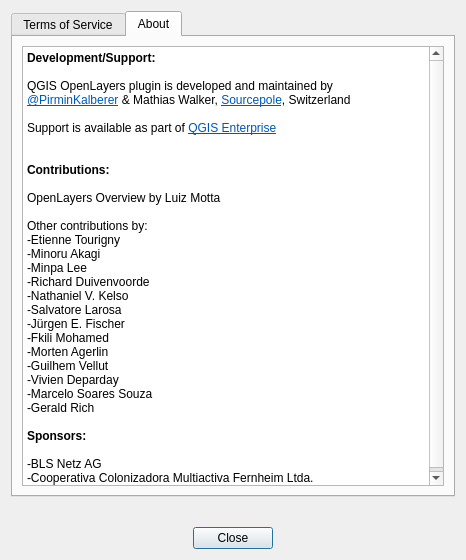
Qt form openlayers/ui_about_dialog.ui (sourcepole/qgis-openlayers-plugin) before a commit.
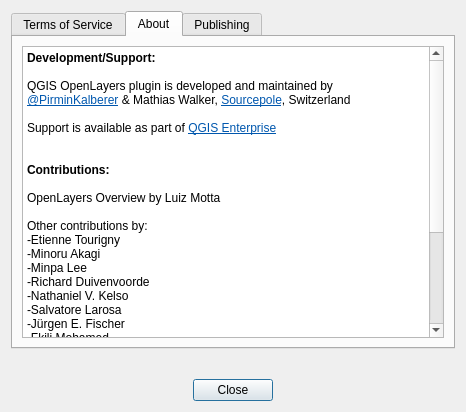
The same form after that commit. The open tabs and pages were chosen to show the change. Icons and pictures are not drawn.

```diff
--- a/openlayers/ui_about_dialog.ui
+++ b/openlayers/ui_about_dialog.ui
@@ -7,7 +7,7 @@
     <x>0</x>
     <y>0</y>
     <width>466</width>
-    <height>560</height>
+    <height>412</height>
    </rect>
   </property>
   <property name="windowTitle">
@@ -79,38 +79,38 @@
           <string>&lt;!DOCTYPE HTML PUBLIC &quot;-//W3C//DTD HTML 4.0//EN&quot; &quot;http://www.w3.org/TR/REC-html40/strict.dtd&quot;&gt;
 &lt;html&gt;&lt;head&gt;&lt;meta name=&quot;qrichtext&quot; content=&quot;1&quot; /&gt;&lt;style type=&quot;text/css&quot;&gt;
 p, li { white-space: pre-wrap; }
-&lt;/style&gt;&lt;/head&gt;&lt;body style=&quot; font-family:'Ubuntu'; font-size:9pt; font-weight:400; font-style:normal;&quot;&gt;
-&lt;p style=&quot; margin-top:0px; margin-bottom:0px; margin-left:0px; margin-right:0px; -qt-block-indent:0; text-indent:0px;&quot;&gt;&lt;span style=&quot; font-weight:600;&quot;&gt;Development/Support:&lt;/span&gt;&lt;/p&gt;
-&lt;p style=&quot;-qt-paragraph-type:empty; margin-top:0px; margin-bottom:0px; margin-left:0px; margin-right:0px; -qt-block-indent:0; text-indent:0px;&quot;&gt;&lt;br /&gt;&lt;/p&gt;
-&lt;p style=&quot; margin-top:0px; margin-bottom:0px; margin-left:0px; margin-right:0px; -qt-block-indent:0; text-indent:0px;&quot;&gt;QGIS OpenLayers plugin is developed and maintained by&lt;/p&gt;
-&lt;p style=&quot; margin-top:0px; margin-bottom:0px; margin-left:0px; margin-right:0px; -qt-block-indent:0; text-indent:0px;&quot;&gt;&lt;a href=&quot;https://twitter.com/PirminKalberer&quot;&gt;&lt;span style=&quot; text-decoration: underline; color:#0057ae;&quot;&gt;@PirminKalberer&lt;/span&gt;&lt;/a&gt; &amp;amp; Mathias Walker, &lt;a href=&quot;http://sourcepole.com/&quot;&gt;&lt;span style=&quot; text-decoration: underline; color:#0057ae;&quot;&gt;Sourcepole&lt;/span&gt;&lt;/a&gt;, Switzerland&lt;/p&gt;
-&lt;p style=&quot;-qt-paragraph-type:empty; margin-top:0px; margin-bottom:0px; margin-left:0px; margin-right:0px; -qt-block-indent:0; text-indent:0px;&quot;&gt;&lt;br /&gt;&lt;/p&gt;
-&lt;p style=&quot; margin-top:0px; margin-bottom:0px; margin-left:0px; margin-right:0px; -qt-block-indent:0; text-indent:0px;&quot;&gt;Support is available as part of &lt;a href=&quot;http://qgisenterprise.com&quot;&gt;&lt;span style=&quot; text-decoration: underline; color:#0057ae;&quot;&gt;QGIS Enterprise&lt;/span&gt;&lt;/a&gt;&lt;/p&gt;
-&lt;p style=&quot;-qt-paragraph-type:empty; margin-top:0px; margin-bottom:0px; margin-left:0px; margin-right:0px; -qt-block-indent:0; text-indent:0px;&quot;&gt;&lt;br /&gt;&lt;/p&gt;
-&lt;p style=&quot;-qt-paragraph-type:empty; margin-top:0px; margin-bottom:0px; margin-left:0px; margin-right:0px; -qt-block-indent:0; text-indent:0px;&quot;&gt;&lt;br /&gt;&lt;/p&gt;
-&lt;p style=&quot; margin-top:0px; margin-bottom:0px; margin-left:0px; margin-right:0px; -qt-block-indent:0; text-indent:0px;&quot;&gt;&lt;span style=&quot; font-weight:600;&quot;&gt;Contributions:&lt;/span&gt;&lt;/p&gt;
-&lt;p style=&quot;-qt-paragraph-type:empty; margin-top:0px; margin-bottom:0px; margin-left:0px; margin-right:0px; -qt-block-indent:0; text-indent:0px;&quot;&gt;&lt;br /&gt;&lt;/p&gt;
-&lt;p style=&quot; margin-top:0px; margin-bottom:0px; margin-left:0px; margin-right:0px; -qt-block-indent:0; text-indent:0px;&quot;&gt;OpenLayers Overview by Luiz Motta&lt;/p&gt;
-&lt;p style=&quot;-qt-paragraph-type:empty; margin-top:0px; margin-bottom:0px; margin-left:0px; margin-right:0px; -qt-block-indent:0; text-indent:0px;&quot;&gt;&lt;br /&gt;&lt;/p&gt;
-&lt;p style=&quot; margin-top:0px; margin-bottom:0px; margin-left:0px; margin-right:0px; -qt-block-indent:0; text-indent:0px;&quot;&gt;Other contributions by:&lt;/p&gt;
-&lt;p style=&quot; margin-top:0px; margin-bottom:0px; margin-left:0px; margin-right:0px; -qt-block-indent:0; text-indent:0px;&quot;&gt;-Etienne Tourigny&lt;/p&gt;
-&lt;p style=&quot; margin-top:0px; margin-bottom:0px; margin-left:0px; margin-right:0px; -qt-block-indent:0; text-indent:0px;&quot;&gt;-Minoru Akagi&lt;/p&gt;
-&lt;p style=&quot; margin-top:0px; margin-bottom:0px; margin-left:0px; margin-right:0px; -qt-block-indent:0; text-indent:0px;&quot;&gt;-Minpa Lee&lt;/p&gt;
-&lt;p style=&quot; margin-top:0px; margin-bottom:0px; margin-left:0px; margin-right:0px; -qt-block-indent:0; text-indent:0px;&quot;&gt;-Richard Duivenvoorde&lt;/p&gt;
-&lt;p style=&quot; margin-top:0px; margin-bottom:0px; margin-left:0px; margin-right:0px; -qt-block-indent:0; text-indent:0px;&quot;&gt;-Nathaniel V. Kelso&lt;/p&gt;
-&lt;p style=&quot; margin-top:0px; margin-bottom:0px; margin-left:0px; margin-right:0px; -qt-block-indent:0; text-indent:0px;&quot;&gt;-Salvatore Larosa&lt;/p&gt;
-&lt;p style=&quot; margin-top:0px; margin-bottom:0px; margin-left:0px; margin-right:0px; -qt-block-indent:0; text-indent:0px;&quot;&gt;-Jürgen E. Fischer&lt;/p&gt;
-&lt;p style=&quot; margin-top:0px; margin-bottom:0px; margin-left:0px; margin-right:0px; -qt-block-indent:0; text-indent:0px;&quot;&gt;-Fkili Mohamed&lt;/p&gt;
-&lt;p style=&quot; margin-top:0px; margin-bottom:0px; margin-left:0px; margin-right:0px; -qt-block-indent:0; text-indent:0px;&quot;&gt;-Morten Agerlin&lt;/p&gt;
-&lt;p style=&quot; margin-top:0px; margin-bottom:0px; margin-left:0px; margin-right:0px; -qt-block-indent:0; text-indent:0px;&quot;&gt;-Guilhem Vellut&lt;/p&gt;
-&lt;p style=&quot; margin-top:0px; margin-bottom:0px; margin-left:0px; margin-right:0px; -qt-block-indent:0; text-indent:0px;&quot;&gt;-Vivien Deparday&lt;/p&gt;
-&lt;p style=&quot; margin-top:0px; margin-bottom:0px; margin-left:0px; margin-right:0px; -qt-block-indent:0; text-indent:0px;&quot;&gt;-Marcelo Soares Souza&lt;/p&gt;
-&lt;p style=&quot; margin-top:0px; margin-bottom:0px; margin-left:0px; margin-right:0px; -qt-block-indent:0; text-indent:0px;&quot;&gt;-Gerald Rich&lt;/p&gt;
-&lt;p style=&quot;-qt-paragraph-type:empty; margin-top:0px; margin-bottom:0px; margin-left:0px; margin-right:0px; -qt-block-indent:0; text-indent:0px;&quot;&gt;&lt;br /&gt;&lt;/p&gt;
-&lt;p style=&quot; margin-top:0px; margin-bottom:0px; margin-left:0px; margin-right:0px; -qt-block-indent:0; text-indent:0px;&quot;&gt;&lt;span style=&quot; font-weight:600;&quot;&gt;Sponsors:&lt;/span&gt;&lt;/p&gt;
-&lt;p style=&quot;-qt-paragraph-type:empty; margin-top:0px; margin-bottom:0px; margin-left:0px; margin-right:0px; -qt-block-indent:0; text-indent:0px; font-weight:600;&quot;&gt;&lt;br /&gt;&lt;/p&gt;
-&lt;p style=&quot; margin-top:0px; margin-bottom:0px; margin-left:0px; margin-right:0px; -qt-block-indent:0; text-indent:0px;&quot;&gt;-BLS Netz AG&lt;/p&gt;
-&lt;p style=&quot; margin-top:0px; margin-bottom:0px; margin-left:0px; margin-right:0px; -qt-block-indent:0; text-indent:0px;&quot;&gt;-Cooperativa Colonizadora Multiactiva Fernheim Ltda.&lt;/p&gt;&lt;/body&gt;&lt;/html&gt;</string>
+&lt;/style&gt;&lt;/head&gt;&lt;body style=&quot; font-family:'Noto Sans'; font-size:10pt; font-weight:400; font-style:normal;&quot;&gt;
+&lt;p style=&quot; margin-top:0px; margin-bottom:0px; margin-left:0px; margin-right:0px; -qt-block-indent:0; text-indent:0px;&quot;&gt;&lt;span style=&quot; font-family:'Ubuntu'; font-size:9pt; font-weight:600;&quot;&gt;Development/Support:&lt;/span&gt;&lt;/p&gt;
+&lt;p style=&quot;-qt-paragraph-type:empty; margin-top:0px; margin-bottom:0px; margin-left:0px; margin-right:0px; -qt-block-indent:0; text-indent:0px; font-family:'Ubuntu'; font-size:9pt;&quot;&gt;&lt;br /&gt;&lt;/p&gt;
+&lt;p style=&quot; margin-top:0px; margin-bottom:0px; margin-left:0px; margin-right:0px; -qt-block-indent:0; text-indent:0px;&quot;&gt;&lt;span style=&quot; font-family:'Ubuntu'; font-size:9pt;&quot;&gt;QGIS OpenLayers plugin is developed and maintained by&lt;/span&gt;&lt;/p&gt;
+&lt;p style=&quot; margin-top:0px; margin-bottom:0px; margin-left:0px; margin-right:0px; -qt-block-indent:0; text-indent:0px;&quot;&gt;&lt;a href=&quot;https://twitter.com/PirminKalberer&quot;&gt;&lt;span style=&quot; font-family:'Ubuntu'; font-size:9pt; text-decoration: underline; color:#0057ae;&quot;&gt;@PirminKalberer&lt;/span&gt;&lt;/a&gt;&lt;span style=&quot; font-family:'Ubuntu'; font-size:9pt;&quot;&gt; &amp;amp; Mathias Walker, &lt;/span&gt;&lt;a href=&quot;http://sourcepole.com/&quot;&gt;&lt;span style=&quot; font-family:'Ubuntu'; font-size:9pt; text-decoration: underline; color:#0057ae;&quot;&gt;Sourcepole&lt;/span&gt;&lt;/a&gt;&lt;span style=&quot; font-family:'Ubuntu'; font-size:9pt;&quot;&gt;, Switzerland&lt;/span&gt;&lt;/p&gt;
+&lt;p style=&quot;-qt-paragraph-type:empty; margin-top:0px; margin-bottom:0px; margin-left:0px; margin-right:0px; -qt-block-indent:0; text-indent:0px; font-family:'Ubuntu'; font-size:9pt;&quot;&gt;&lt;br /&gt;&lt;/p&gt;
+&lt;p style=&quot; margin-top:0px; margin-bottom:0px; margin-left:0px; margin-right:0px; -qt-block-indent:0; text-indent:0px;&quot;&gt;&lt;span style=&quot; font-family:'Ubuntu'; font-size:9pt;&quot;&gt;Support is available as part of &lt;/span&gt;&lt;a href=&quot;http://qgisenterprise.com&quot;&gt;&lt;span style=&quot; font-family:'Ubuntu'; font-size:9pt; text-decoration: underline; color:#0057ae;&quot;&gt;QGIS Enterprise&lt;/span&gt;&lt;/a&gt;&lt;/p&gt;
+&lt;p style=&quot;-qt-paragraph-type:empty; margin-top:0px; margin-bottom:0px; margin-left:0px; margin-right:0px; -qt-block-indent:0; text-indent:0px; font-family:'Ubuntu'; font-size:9pt;&quot;&gt;&lt;br /&gt;&lt;/p&gt;
+&lt;p style=&quot;-qt-paragraph-type:empty; margin-top:0px; margin-bottom:0px; margin-left:0px; margin-right:0px; -qt-block-indent:0; text-indent:0px; font-family:'Ubuntu'; font-size:9pt;&quot;&gt;&lt;br /&gt;&lt;/p&gt;
+&lt;p style=&quot; margin-top:0px; margin-bottom:0px; margin-left:0px; margin-right:0px; -qt-block-indent:0; text-indent:0px;&quot;&gt;&lt;span style=&quot; font-family:'Ubuntu'; font-size:9pt; font-weight:600;&quot;&gt;Contributions:&lt;/span&gt;&lt;/p&gt;
+&lt;p style=&quot;-qt-paragraph-type:empty; margin-top:0px; margin-bottom:0px; margin-left:0px; margin-right:0px; -qt-block-indent:0; text-indent:0px; font-family:'Ubuntu'; font-size:9pt;&quot;&gt;&lt;br /&gt;&lt;/p&gt;
+&lt;p style=&quot; margin-top:0px; margin-bottom:0px; margin-left:0px; margin-right:0px; -qt-block-indent:0; text-indent:0px;&quot;&gt;&lt;span style=&quot; font-family:'Ubuntu'; font-size:9pt;&quot;&gt;OpenLayers Overview by Luiz Motta&lt;/span&gt;&lt;/p&gt;
+&lt;p style=&quot;-qt-paragraph-type:empty; margin-top:0px; margin-bottom:0px; margin-left:0px; margin-right:0px; -qt-block-indent:0; text-indent:0px; font-family:'Ubuntu'; font-size:9pt;&quot;&gt;&lt;br /&gt;&lt;/p&gt;
+&lt;p style=&quot; margin-top:0px; margin-bottom:0px; margin-left:0px; margin-right:0px; -qt-block-indent:0; text-indent:0px;&quot;&gt;&lt;span style=&quot; font-family:'Ubuntu'; font-size:9pt;&quot;&gt;Other contributions by:&lt;/span&gt;&lt;/p&gt;
+&lt;p style=&quot; margin-top:0px; margin-bottom:0px; margin-left:0px; margin-right:0px; -qt-block-indent:0; text-indent:0px;&quot;&gt;&lt;span style=&quot; font-family:'Ubuntu'; font-size:9pt;&quot;&gt;-Etienne Tourigny&lt;/span&gt;&lt;/p&gt;
+&lt;p style=&quot; margin-top:0px; margin-bottom:0px; margin-left:0px; margin-right:0px; -qt-block-indent:0; text-indent:0px;&quot;&gt;&lt;span style=&quot; font-family:'Ubuntu'; font-size:9pt;&quot;&gt;-Minoru Akagi&lt;/span&gt;&lt;/p&gt;
+&lt;p style=&quot; margin-top:0px; margin-bottom:0px; margin-left:0px; margin-right:0px; -qt-block-indent:0; text-indent:0px;&quot;&gt;&lt;span style=&quot; font-family:'Ubuntu'; font-size:9pt;&quot;&gt;-Minpa Lee&lt;/span&gt;&lt;/p&gt;
+&lt;p style=&quot; margin-top:0px; margin-bottom:0px; margin-left:0px; margin-right:0px; -qt-block-indent:0; text-indent:0px;&quot;&gt;&lt;span style=&quot; font-family:'Ubuntu'; font-size:9pt;&quot;&gt;-Richard Duivenvoorde&lt;/span&gt;&lt;/p&gt;
+&lt;p style=&quot; margin-top:0px; margin-bottom:0px; margin-left:0px; margin-right:0px; -qt-block-indent:0; text-indent:0px;&quot;&gt;&lt;span style=&quot; font-family:'Ubuntu'; font-size:9pt;&quot;&gt;-Nathaniel V. Kelso&lt;/span&gt;&lt;/p&gt;
+&lt;p style=&quot; margin-top:0px; margin-bottom:0px; margin-left:0px; margin-right:0px; -qt-block-indent:0; text-indent:0px;&quot;&gt;&lt;span style=&quot; font-family:'Ubuntu'; font-size:9pt;&quot;&gt;-Salvatore Larosa&lt;/span&gt;&lt;/p&gt;
+&lt;p style=&quot; margin-top:0px; margin-bottom:0px; margin-left:0px; margin-right:0px; -qt-block-indent:0; text-indent:0px;&quot;&gt;&lt;span style=&quot; font-family:'Ubuntu'; font-size:9pt;&quot;&gt;-Jürgen E. Fischer&lt;/span&gt;&lt;/p&gt;
+&lt;p style=&quot; margin-top:0px; margin-bottom:0px; margin-left:0px; margin-right:0px; -qt-block-indent:0; text-indent:0px;&quot;&gt;&lt;span style=&quot; font-family:'Ubuntu'; font-size:9pt;&quot;&gt;-Fkili Mohamed&lt;/span&gt;&lt;/p&gt;
+&lt;p style=&quot; margin-top:0px; margin-bottom:0px; margin-left:0px; margin-right:0px; -qt-block-indent:0; text-indent:0px;&quot;&gt;&lt;span style=&quot; font-family:'Ubuntu'; font-size:9pt;&quot;&gt;-Morten Agerlin&lt;/span&gt;&lt;/p&gt;
+&lt;p style=&quot; margin-top:0px; margin-bottom:0px; margin-left:0px; margin-right:0px; -qt-block-indent:0; text-indent:0px;&quot;&gt;&lt;span style=&quot; font-family:'Ubuntu'; font-size:9pt;&quot;&gt;-Guilhem Vellut&lt;/span&gt;&lt;/p&gt;
+&lt;p style=&quot; margin-top:0px; margin-bottom:0px; margin-left:0px; margin-right:0px; -qt-block-indent:0; text-indent:0px;&quot;&gt;&lt;span style=&quot; font-family:'Ubuntu'; font-size:9pt;&quot;&gt;-Vivien Deparday&lt;/span&gt;&lt;/p&gt;
+&lt;p style=&quot; margin-top:0px; margin-bottom:0px; margin-left:0px; margin-right:0px; -qt-block-indent:0; text-indent:0px;&quot;&gt;&lt;span style=&quot; font-family:'Ubuntu'; font-size:9pt;&quot;&gt;-Marcelo Soares Souza&lt;/span&gt;&lt;/p&gt;
+&lt;p style=&quot; margin-top:0px; margin-bottom:0px; margin-left:0px; margin-right:0px; -qt-block-indent:0; text-indent:0px;&quot;&gt;&lt;span style=&quot; font-family:'Ubuntu'; font-size:9pt;&quot;&gt;-Gerald Rich&lt;/span&gt;&lt;/p&gt;
+&lt;p style=&quot;-qt-paragraph-type:empty; margin-top:0px; margin-bottom:0px; margin-left:0px; margin-right:0px; -qt-block-indent:0; text-indent:0px; font-family:'Ubuntu'; font-size:9pt;&quot;&gt;&lt;br /&gt;&lt;/p&gt;
+&lt;p style=&quot; margin-top:0px; margin-bottom:0px; margin-left:0px; margin-right:0px; -qt-block-indent:0; text-indent:0px;&quot;&gt;&lt;span style=&quot; font-family:'Ubuntu'; font-size:9pt; font-weight:600;&quot;&gt;Sponsors:&lt;/span&gt;&lt;/p&gt;
+&lt;p style=&quot;-qt-paragraph-type:empty; margin-top:0px; margin-bottom:0px; margin-left:0px; margin-right:0px; -qt-block-indent:0; text-indent:0px; font-family:'Ubuntu'; font-size:9pt; font-weight:600;&quot;&gt;&lt;br /&gt;&lt;/p&gt;
+&lt;p style=&quot; margin-top:0px; margin-bottom:0px; margin-left:0px; margin-right:0px; -qt-block-indent:0; text-indent:0px;&quot;&gt;&lt;span style=&quot; font-family:'Ubuntu'; font-size:9pt;&quot;&gt;-BLS Netz AG&lt;/span&gt;&lt;/p&gt;
+&lt;p style=&quot; margin-top:0px; margin-bottom:0px; margin-left:0px; margin-right:0px; -qt-block-indent:0; text-indent:0px;&quot;&gt;&lt;span style=&quot; font-family:'Ubuntu'; font-size:9pt;&quot;&gt;-Cooperativa Colonizadora Multiactiva Fernheim Ltda.&lt;/span&gt;&lt;/p&gt;&lt;/body&gt;&lt;/html&gt;</string>
          </property>
          <property name="textInteractionFlags">
           <set>Qt::LinksAccessibleByMouse|Qt::TextSelectableByMouse</set>
@@ -122,6 +122,48 @@
        </item>
       </layout>
      </widget>
+     <widget class="QWidget" name="tab_publishing">
+      <attribute name="title">
+       <string>Publishing</string>
+      </attribute>
+      <layout class="QVBoxLayout" name="verticalLayout_5">
+       <item>
+        <widget class="QLabel" name="logo">
+         <property name="autoFillBackground">
+          <bool>false</bool>
+         </property>
+         <property name="pixmap">
+          <pixmap resource="resources.qrc">:/plugins/openlayers/qgiscloud.png</pixmap>
+         </property>
+         <property name="scaledContents">
+          <bool>false</bool>
+         </property>
+         <property name="alignment">
+          <set>Qt::AlignCenter</set>
+         </property>
+        </widget>
+       </item>
+       <item>
+        <widget class="QTextEdit" name="textEdit">
+         <property name="acceptDrops">
+          <bool>false</bool>
+         </property>
+         <property name="readOnly">
+          <bool>true</bool>
+         </property>
+         <property name="html">
+          <string>&lt;!DOCTYPE HTML PUBLIC &quot;-//W3C//DTD HTML 4.0//EN&quot; &quot;http://www.w3.org/TR/REC-html40/strict.dtd&quot;&gt;
+&lt;html&gt;&lt;head&gt;&lt;meta name=&quot;qrichtext&quot; content=&quot;1&quot; /&gt;&lt;style type=&quot;text/css&quot;&gt;
+p, li { white-space: pre-wrap; }
+&lt;/style&gt;&lt;/head&gt;&lt;body style=&quot; font-family:'Noto Sans'; font-size:10pt; font-weight:400; font-style:normal;&quot;&gt;
+&lt;p style=&quot; margin-top:0px; margin-bottom:0px; margin-left:0px; margin-right:0px; -qt-block-indent:0; text-indent:0px;&quot;&gt;Want to publish this map to the Web?&lt;/p&gt;
+&lt;p style=&quot;-qt-paragraph-type:empty; margin-top:0px; margin-bottom:0px; margin-left:0px; margin-right:0px; -qt-block-indent:0; text-indent:0px;&quot;&gt;&lt;br /&gt;&lt;/p&gt;
+&lt;p style=&quot; margin-top:0px; margin-bottom:0px; margin-left:0px; margin-right:0px; -qt-block-indent:0; text-indent:0px;&quot;&gt;Install the QGIS Cloud plugin and publish the map to &lt;a href=&quot;https://qgiscloud.com/?ol&quot;&gt;&lt;span style=&quot; text-decoration: underline; color:#2980b9;&quot;&gt;QGIS Cloud &lt;/span&gt;&lt;/a&gt;with a few mouse clicks!&lt;/p&gt;&lt;/body&gt;&lt;/html&gt;</string>
+         </property>
+        </widget>
+       </item>
+      </layout>
+     </widget>
     </widget>
    </item>
    <item>
```
Left out of the diff: 38 changed lines with no effect on the pictures.
